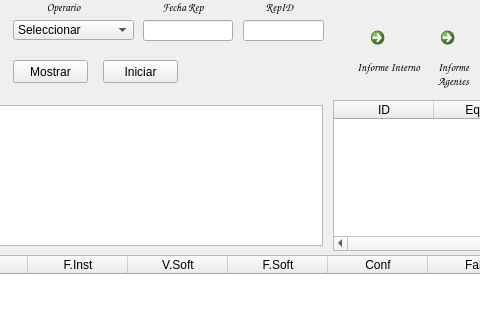
Matias2178/Sistema_Postventa, file trabajo.ui: the form before one commit; both pictures show x 277 to 757 and y 0 to 320 of the 1300 by 597 pixel window.
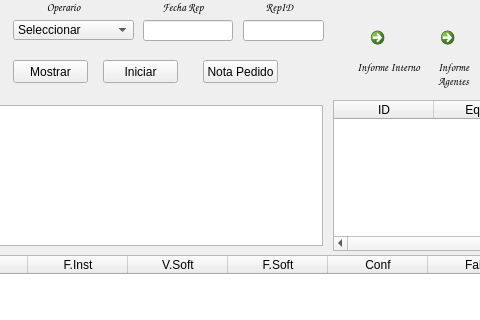
The form after the commit. Icons and pictures are not drawn.

Commit message: Agregado de pantalla que genera un resumen para la nota de pedido Se agrego a los caudalimetros en la pantalla de edicion

```diff
--- a/trabajo.ui
+++ b/trabajo.ui
@@ -756,6 +756,19 @@
     <bool>true</bool>
    </property>
   </widget>
+  <widget class="QPushButton" name="NotaPedido">
+   <property name="geometry">
+    <rect>
+     <x>480</x>
+     <y>60</y>
+     <width>75</width>
+     <height>23</height>
+    </rect>
+   </property>
+   <property name="text">
+    <string>Nota Pedido</string>
+   </property>
+  </widget>
   <zorder>TrabajoPerifericos</zorder>
   <zorder>buttonBox</zorder>
   <zorder>TrabajoCaudalimetro</zorder>
```
Left out of the diff: 1 changed line with no effect on the pictures. The commit also changes 15 other files.
